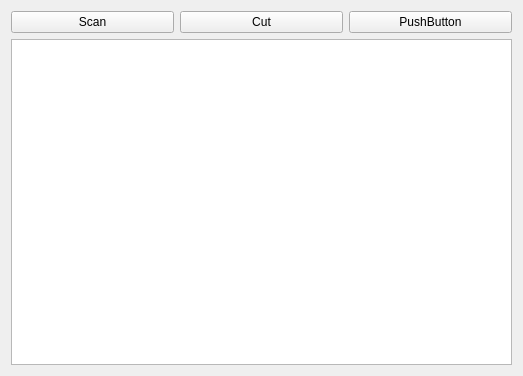
Qchmqs/NetShut, file ui/main.ui: the form before one commit.
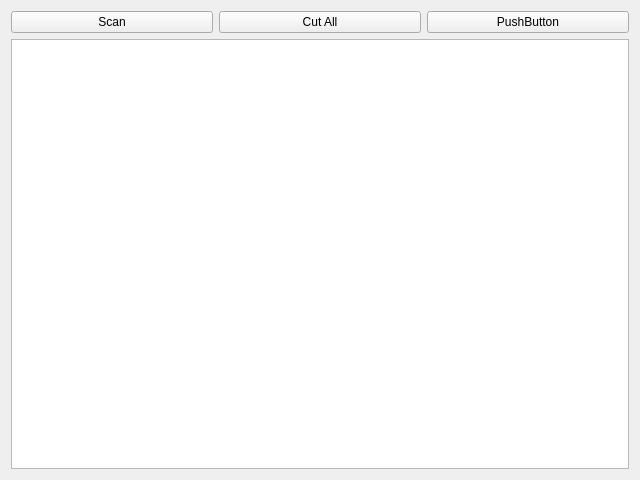
The form after the commit. Icons and pictures are not drawn.

```diff
--- a/ui/main.ui
+++ b/ui/main.ui
@@ -6,10 +6,22 @@
    <rect>
     <x>0</x>
     <y>0</y>
-    <width>523</width>
-    <height>376</height>
+    <width>640</width>
+    <height>480</height>
    </rect>
   </property>
+  <property name="minimumSize">
+   <size>
+    <width>640</width>
+    <height>480</height>
+   </size>
+  </property>
+  <property name="maximumSize">
+   <size>
+    <width>640</width>
+    <height>480</height>
+   </size>
+  </property>
   <property name="windowTitle">
    <string>NetShut</string>
   </property>
@@ -28,7 +40,11 @@
        <item>
         <widget class="QPushButton" name="btn_cut">
          <property name="text">
-          <string>Cut</string>
+          <string>Cut All</string>
+         </property>
+         <property name="icon">
+          <iconset>
+           <normaloff>../img/lan-disconnect.png</normaloff>../img/lan-disconnect.png</iconset>
          </property>
         </widget>
        </item>
@@ -42,7 +58,17 @@
       </layout>
      </item>
      <item>
-      <widget class="QTableView" name="tbl_hosts"/>
+      <widget class="QTableWidget" name="tbl_hosts">
+       <property name="selectionMode">
+        <enum>QAbstractItemView::SingleSelection</enum>
+       </property>
+       <property name="showGrid">
+        <bool>false</bool>
+       </property>
+       <attribute name="verticalHeaderVisible">
+        <bool>false</bool>
+       </attribute>
+      </widget>
      </item>
     </layout>
    </item>
```
